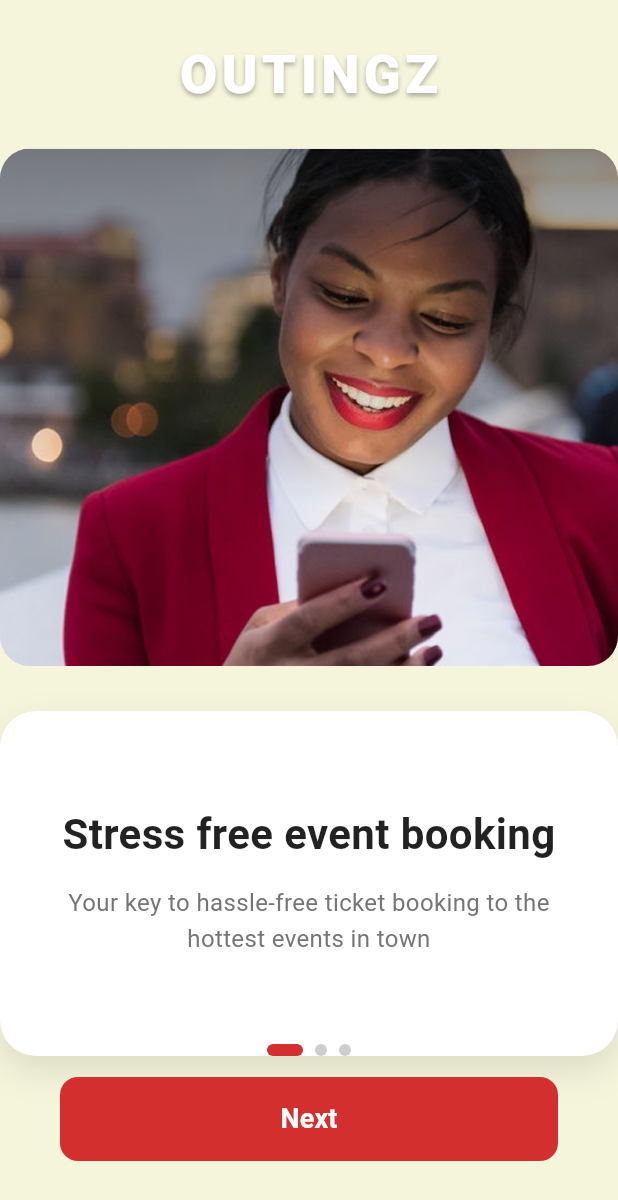
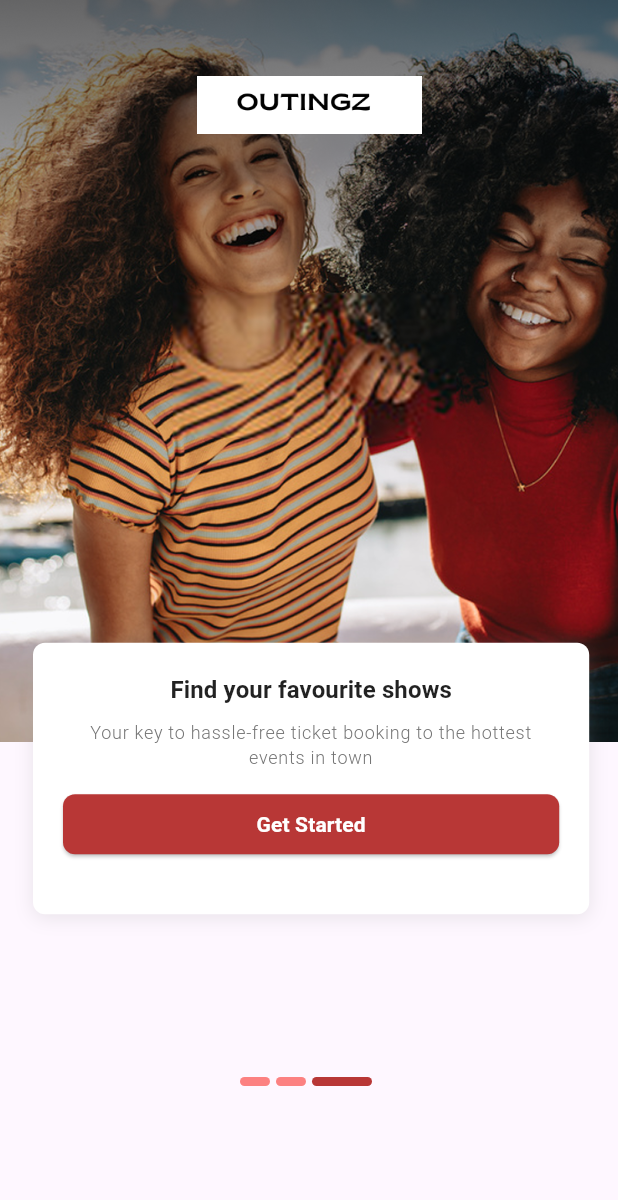
Before and after one commit to patiencenzekwe/outingz_app, a Flutter app: the screen it shows after launch, on a phone screen of 412 x 824 dp. Shown: the top 1200 px of the screen. Run offline on Flutter 3.47's test engine with Material 3 defaults, Android fonts, the light colour scheme and no system bars; Roboto replaces fonts that are missing (SF Pro Display).

Commit message:
Updated file with new changes

```diff
--- a/lib/main.dart
+++ b/lib/main.dart
@@ -1,278 +1,233 @@
-// STEP 1: Import Flutter material library and system services
+import 'dart:async';
+import 'dart:io';
 import 'package:flutter/material.dart';
-import 'package:flutter/services.dart';
 
-// STEP 2: Main function - entry point
 void main() {
-  // Optional: Set default status bar style
-  SystemChrome.setSystemUIOverlayStyle(
-    const SystemUiOverlayStyle(
-      statusBarColor: Colors.transparent, // Transparent status bar
-      statusBarIconBrightness: Brightness.dark, // Good for light backgrounds
-    ),
-  );
-
-  runApp(const MyApp());
+  runApp(OutingzApp());
 }
 
-// STEP 3: Root widget of the app
-class MyApp extends StatelessWidget {
-  const MyApp({super.key});
+class OutingzApp extends StatelessWidget {
+  const OutingzApp({super.key});
 
   @override
   Widget build(BuildContext context) {
     return MaterialApp(
-      title: 'OUTINGZ',
+      title: 'Outingz User App',
       debugShowCheckedModeBanner: false,
-      theme: ThemeData(primarySwatch: Colors.red, fontFamily: 'SF Pro Display'),
-      home: const OnboardingScreen(),
+      theme: ThemeData(
+        textTheme: TextTheme(
+          labelLarge: TextStyle(
+            fontSize: 16,
+            fontWeight: FontWeight.w600,
+            color: Colors.black87,
+          ),
+          labelSmall: TextStyle(
+            fontSize: 12,
+            fontWeight: FontWeight.w300,
+            color: Colors.grey[600],
+          ),
+        ),
+      ),
+      home: AuthenticationRootWidget(),
     );
   }
 }
 
-// STEP 4: Onboarding screen (StatefulWidget to track current page)
-class OnboardingScreen extends StatefulWidget {
-  const OnboardingScreen({super.key});
+// App color scheme
+class AppColors {
+  static const MaterialColor red = MaterialColor(0xFFE53E3E, <int, Color>{
+    200: Color(0xFFFC8181),
+    700: Color(0xFFB83736),
+  });
+
+  static const MaterialColor grey = MaterialColor(0xFF718096, <int, Color>{
+    20: Color(0xFFF9F9F9),
+  });
+
+  static const Color white = Colors.white;
+}
+
+// Asset paths
+class AssetResources {
+  static const String ONBOARDING_1 = 'assets/images/onboarding_1.png';
+  static const String ONBOARDING_2 = 'assets/images/onboarding_2.png';
+  static const String ONBOARDING_3 = 'assets/images/onboarding_3.png';
+  static const String LOGO = 'assets/images/logo.png';
+}
+
+class AuthenticationRootWidget extends StatefulWidget {
+  const AuthenticationRootWidget({Key? key}) : super(key: key);
 
   @override
-  State<OnboardingScreen> createState() => _OnboardingScreenState();
+  State<AuthenticationRootWidget> createState() =>
+      _AuthenticationRootWidgetState();
 }
 
-// STEP 5: Onboarding screen state
-class _OnboardingScreenState extends State<OnboardingScreen> {
-  PageController pageController = PageController();
-  int currentIndex = 0;
+class _AuthenticationRootWidgetState extends State<AuthenticationRootWidget> {
+  // Current slide index
+  int _currentIndex = 0;
+  final PageController _pageController = PageController();
 
-  // STEP 6: Onboarding pages data
-  final List<OnboardingData> onboardingPages = [
-    OnboardingData(
-      title: "Stress free event booking",
-      description:
-          "Your key to hassle-free ticket booking to the hottest events in town",
-      imagePath: "assets/images/onboarding_1.png",
-      backgroundColor: const Color(0xFFF5F5DC),
-    ),
-    OnboardingData(
-      title: "Fast payment and easy ticketing",
-      description:
-          "Your key to hassle-free ticket booking to the hottest events in town",
-      imagePath: "assets/images/onboarding_2.png",
-      backgroundColor: const Color(0xFFFF8C00),
-    ),
-    OnboardingData(
-      title: "Find your favourite shows",
-      description:
-          "Your key to hassle-free ticket booking to the hottest events in town",
-      imagePath: "assets/images/onboarding_3.png",
-      backgroundColor: const Color(0xFFF5F5DC),
-    ),
+  // Onboarding content
+  final List<String> _title = [
+    "Stress free event booking",
+    "Fast payment and easy ticketing",
+    "Find your favourite shows",
   ];
 
-  // STEP 7: Build method
+  final List<String> _texts = [
+    "Your key to hassle-free ticket booking to the hottest events in town",
+  ];
+
+  final List<String> images = [
+    AssetResources.ONBOARDING_1,
+    AssetResources.ONBOARDING_2,
+    AssetResources.ONBOARDING_3,
+  ];
+
+  Timer? _timer;
+
   @override
-  Widget build(BuildContext context) {
-    return Scaffold(
-      body: Stack(
-        children: [
-          // LAYER 1: Swipeable pages
-          PageView.builder(
-            controller: pageController,
-            onPageChanged: (index) {
-              setState(() {
-                currentIndex = index;
-              });
-            },
-            itemCount: onboardingPages.length,
-            itemBuilder: (context, index) {
-              return OnboardingPage(data: onboardingPages[index]);
-            },
-          ),
+  void initState() {
+    _startTimer();
+    super.initState();
+  }
 
-          // LAYER 2: Progress dots
-          Positioned(
-            bottom: 120,
-            left: 0,
-            right: 0,
-            child: Row(
-              mainAxisAlignment: MainAxisAlignment.center,
-              children: List.generate(
-                onboardingPages.length,
-                (index) => AnimatedContainer(
-                  duration: const Duration(milliseconds: 300),
-                  margin: const EdgeInsets.symmetric(horizontal: 4),
-                  height: 8,
-                  width: currentIndex == index ? 24 : 8,
-                  decoration: BoxDecoration(
-                    color: currentIndex == index
-                        ? const Color(0xFFD32F2F)
-                        : Colors.grey.withOpacity(0.5),
-                    borderRadius: BorderRadius.circular(4),
-                  ),
-                ),
-              ),
-            ),
-          ),
+  @override
+  void dispose() {
+    _timer?.cancel();
+    super.dispose();
+  }
 
-          // LAYER 3: Next/Get Started button
-          Positioned(
-            bottom: 50,
-            left: 40,
-            right: 40,
-            child: SizedBox(
-              width: double.infinity,
-              height: 56,
-              child: ElevatedButton(
-                onPressed: () {
-                  if (currentIndex == onboardingPages.length - 1) {
-                    ScaffoldMessenger.of(context).showSnackBar(
-                      const SnackBar(content: Text('Welcome to OUTINGZ!')),
-                    );
-                  } else {
-                    pageController.nextPage(
-                      duration: const Duration(milliseconds: 300),
-                      curve: Curves.easeInOut,
-                    );
-                  }
-                },
-                style: ElevatedButton.styleFrom(
-                  backgroundColor: const Color(0xFFD32F2F),
-                  foregroundColor: Colors.white,
-                  elevation: 0,
-                  shape: RoundedRectangleBorder(
-                    borderRadius: BorderRadius.circular(12),
-                  ),
-                ),
-                child: Text(
-                  currentIndex == onboardingPages.length - 1
-                      ? 'Get Started'
-                      : 'Next',
-                  style: const TextStyle(
-                    fontSize: 18,
-                    fontWeight: FontWeight.w600,
-                  ),
-                ),
-              ),
-            ),
-          ),
-        ],
-      ),
-    );
+  // Start auto-progression timer
+  void _startTimer() {
+    _timer = Timer.periodic(const Duration(seconds: 3), (_) {
+      setState(() {
+        // Cycle through slides every 3 seconds
+        _currentIndex = (_currentIndex + 1) % _title.length;
+        _pageController.jumpToPage(_currentIndex);
+      });
+    });
   }
-}
-
-// STEP 8: Individual onboarding page
-class OnboardingPage extends StatelessWidget {
-  final OnboardingData data;
-  const OnboardingPage({super.key, required this.data});
 
   @override
   Widget build(BuildContext context) {
-    // STEP 8a: Dynamically adjust real status bar icons based on background brightness
-    final brightness = data.backgroundColor.computeLuminance() > 0.5
-        ? Brightness.dark
-        : Brightness.light;
-    SystemChrome.setSystemUIOverlayStyle(
-      SystemUiOverlayStyle(
-        statusBarColor: Colors.transparent,
-        statusBarIconBrightness: brightness,
-      ),
-    );
+    // Get screen dimensions for responsive design
+    final sh = MediaQuery.of(context).size.height;
+    final sw = MediaQuery.of(context).size.width;
 
-    return Container(
-      width: double.infinity,
-      height: double.infinity,
-      decoration: BoxDecoration(
-        gradient: data.backgroundColor == const Color(0xFFFF8C00)
-            ? const LinearGradient(
-                begin: Alignment.topLeft,
-                end: Alignment.bottomRight,
-                colors: [Color(0xFFFF8C00), Color(0xFFFFD700)],
-              )
-            : null,
-        color: data.backgroundColor == const Color(0xFFFF8C00)
-            ? null
-            : data.backgroundColor,
-      ),
-      child: SafeArea(
-        child: Column(
+    return Scaffold(
+      body: SizedBox(
+        height: sh,
+        child: Stack(
           children: [
-            // STEP 8b: OUTINGZ logo overlay
-            Padding(
-              padding: const EdgeInsets.symmetric(vertical: 24),
-              child: Text(
-                'OUTINGZ',
-                style: TextStyle(
-                  fontSize: 36,
-                  fontWeight: FontWeight.w800,
-                  color: Colors.white,
-                  letterSpacing: 3,
-                  shadows: [
-                    Shadow(
-                      color: Colors.black.withOpacity(0.3),
-                      offset: const Offset(0, 2),
-                      blurRadius: 4,
+            // Background image container
+            Container(
+              height: 0.6 * sh,
+              width: double.infinity,
+              color: AppColors.grey[20],
+              child: PageView(
+                controller: _pageController,
+                onPageChanged: (value) {
+                  setState(() {
+                    _currentIndex = value;
+                  });
+                },
+                children: List.generate(
+                  images.length,
+                  (index) => SizedBox(
+                    height: 0.6 * sh,
+                    width: double.infinity,
+                    child: Image.asset(
+                      images[_currentIndex],
+                      width: sw,
+                      fit: BoxFit.cover,
                     ),
-                  ],
-                ),
-              ),
-            ),
-
-            // STEP 8c: Image section
-            Expanded(
-              flex: 3,
-              child: Container(
-                width: double.infinity,
-                decoration: BoxDecoration(
-                  borderRadius: BorderRadius.circular(20),
-                  color: Colors.grey[300],
-                  image: DecorationImage(
-                    image: AssetImage(data.imagePath),
-                    fit: BoxFit.cover,
                   ),
                 ),
               ),
             ),
 
-            const SizedBox(height: 30),
-
-            // STEP 8d: Content card
-            Expanded(
-              flex: 2,
+            // Content card overlay
+            Positioned(
+              top: 0.52 * sh,
               child: Container(
-                width: double.infinity,
-                padding: const EdgeInsets.all(32),
+                padding: EdgeInsets.only(
+                  left: 20,
+                  right: 20,
+                  top: 20,
+                  bottom: 40,
+                ),
+                margin: EdgeInsets.symmetric(horizontal: 22),
+                width: 0.9 * sw,
                 decoration: BoxDecoration(
-                  color: Colors.white,
-                  borderRadius: BorderRadius.circular(24),
+                  color: AppColors.white,
+                  borderRadius: BorderRadius.circular(8),
                   boxShadow: [
                     BoxShadow(
-                      color: Colors.black.withOpacity(0.1),
-                      blurRadius: 20,
-                      offset: const Offset(0, 10),
+                      blurRadius: 10,
+                      offset: const Offset(0, 2),
+                      color: const Color(0xFF909090).withAlpha(51),
                     ),
                   ],
                 ),
                 child: Column(
-                  mainAxisAlignment: MainAxisAlignment.center,
                   children: [
+                    // Dynamic title based on current slide
                     Text(
-                      data.title,
-                      textAlign: TextAlign.center,
-                      style: const TextStyle(
-                        fontSize: 28,
-                        fontWeight: FontWeight.bold,
-                        color: Colors.black87,
-                        height: 1.2,
+                      _title[_currentIndex],
+                      style: Theme.of(context).textTheme.labelLarge!.copyWith(
+                        fontSize: 16,
+                        fontWeight: FontWeight.w600,
                       ),
                     ),
-                    const SizedBox(height: 16),
+                    SizedBox(height: 8),
+                    // Description text
                     Text(
-                      data.description,
+                      _texts[0],
+                      style: Theme.of(context).textTheme.labelSmall!.copyWith(
+                        fontSize: 12,
+                        fontWeight: FontWeight.w300,
+                      ),
                       textAlign: TextAlign.center,
-                      style: TextStyle(
-                        fontSize: 16,
-                        color: Colors.grey[600],
-                        height: 1.5,
+                    ),
+                    SizedBox(height: 16),
+                    // Action button
+                    SizedBox(
+                      width: double.infinity,
+                      height: 40,
+                      child: ElevatedButton(
+                        onPressed: () {
+                          print('Navigating to login...');
+                          print('Setting user first time to true');
+
+                          // Navigation logic would go here
+                          ScaffoldMessenger.of(context).showSnackBar(
+                            SnackBar(
+                              content: Text(
+                                _currentIndex == 2
+                                    ? 'Get Started! (would go to login)'
+                                    : 'Next! (would go to login)',
+                              ),
+                              backgroundColor: AppColors.red[700],
+                            ),
+                          );
+                        },
+                        style: ElevatedButton.styleFrom(
+                          backgroundColor: AppColors.red[700],
+                          foregroundColor: Colors.white,
+                          shape: RoundedRectangleBorder(
+                            borderRadius: BorderRadius.circular(8),
+                          ),
+                        ),
+                        child: Text(
+                          // Button text changes on last slide
+                          _currentIndex == 2 ? 'Get Started' : 'Next',
+                          style: TextStyle(
+                            fontSize: 14,
+                            fontWeight: FontWeight.w600,
+                          ),
+                        ),
                       ),
                     ),
                   ],
@@ -280,25 +235,46 @@ class OnboardingPage extends StatelessWidget {
               ),
             ),
 
-            const SizedBox(height: 120),
+            // App logo at top
+            Align(
+              alignment: Alignment.topCenter,
+              child: SafeArea(
+                child: Container(
+                  margin: EdgeInsets.only(top: Platform.isIOS ? 0 : 20),
+                  height: 100,
+                  width: 150,
+                  child: Image.asset(AssetResources.LOGO),
+                ),
+              ),
+            ),
+
+            // Page indicators at bottom
+            Align(
+              alignment: Alignment.bottomCenter,
+              child: Padding(
+                padding: EdgeInsets.only(bottom: 100),
+                child: Row(
+                  mainAxisAlignment: MainAxisAlignment.center,
+                  children: List.generate(
+                    3,
+                    (index) => Container(
+                      margin: EdgeInsets.only(right: 4),
+                      height: 6,
+                      width: index == _currentIndex ? 40.0 : 20.0,
+                      decoration: BoxDecoration(
+                        borderRadius: BorderRadius.circular(40),
+                        color: index == _currentIndex
+                            ? AppColors.red[700]
+                            : AppColors.red[200],
+                      ),
+                    ),
+                  ),
+                ),
+              ),
+            ),
           ],
         ),
       ),
     );
   }
 }
-
-// STEP 9: Onboarding data model
-class OnboardingData {
-  final String title;
-  final String description;
-  final String imagePath;
-  final Color backgroundColor;
-
-  OnboardingData({
-    required this.title,
-    required this.description,
-    required this.imagePath,
-    required this.backgroundColor,
-  });
-}
--- a/pubspec.yaml
+++ b/pubspec.yaml
@@ -62,6 +62,7 @@ flutter:
     - assets/images/onboarding_1.png
     - assets/images/onboarding_2.png
     - assets/images/onboarding_3.png
+    - assets/images/logo.png
 
   #   - images/a_dot_burr.jpeg
   #   - images/a_dot_ham.jpeg
```
Also changed, not shown: assets/images/logo.png (added).
